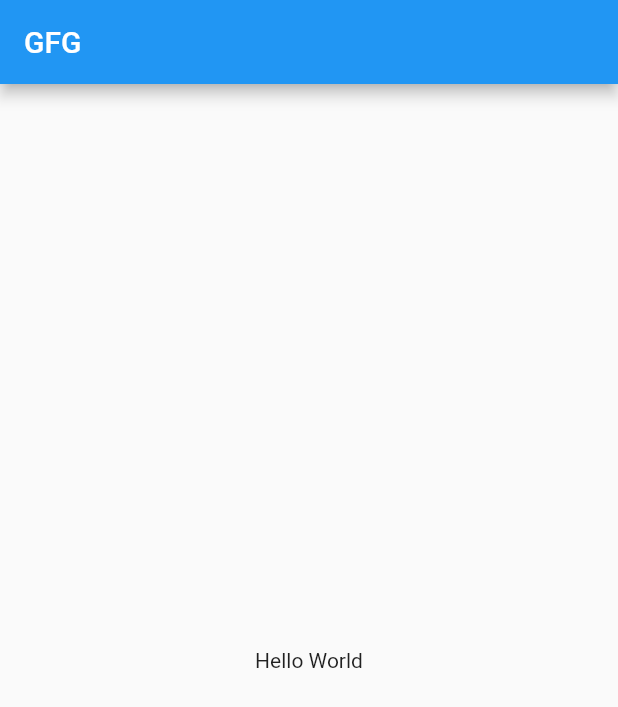
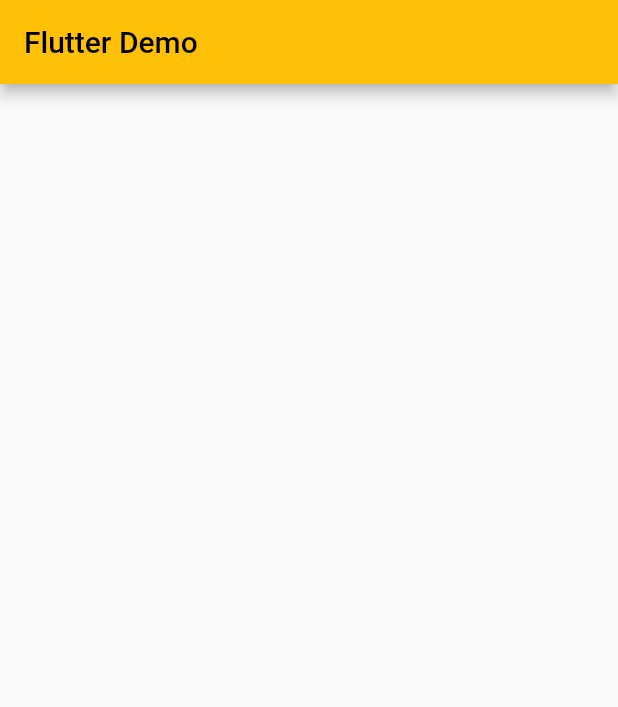
Before and after one commit to mdmanik74/interactive_cares_course_paid, a Flutter app: the screen it shows after launch, on a phone screen of 412 x 824 dp. Shown: the top 707 px of the screen. Run offline on Flutter 3.47's test engine with Material 2 defaults, Android fonts, the phone set to English and light mode, and no system bars.

Commit message:
Flutter material app

```diff
--- a/lib/main.dart
+++ b/lib/main.dart
@@ -1,25 +1,22 @@
 import 'package:flutter/material.dart';
 
-void main() {
-  runApp(const MyApp());
-}
+void main() => runApp(const MyApp());
 
 class MyApp extends StatelessWidget {
-  const MyApp({Key? key}) : super(key: key);
+  const MyApp({super.key});
 
   @override
   Widget build(BuildContext context) {
-    // Material App
     return MaterialApp(
-
-        // Scaffold Widget
-        home: Scaffold(
-      appBar: AppBar(
-        // AppBar takes a Text Widget
-        // in it's title parameter
-        title: const Text('GFG'),
-      ),
-      body: const Center(child: Text('Hello World')),
-    ));
+      title: "Flutter demo",
+      theme: ThemeData(primarySwatch: Colors.amber),
+      darkTheme: ThemeData(primarySwatch: Colors.green),
+      color: Colors.amberAccent,
+      debugShowCheckedModeBanner: false,
+      home: Scaffold(
+          appBar: AppBar(
+        title: const Text('Flutter Demo'),
+      )),
+    );
   }
 }
```
